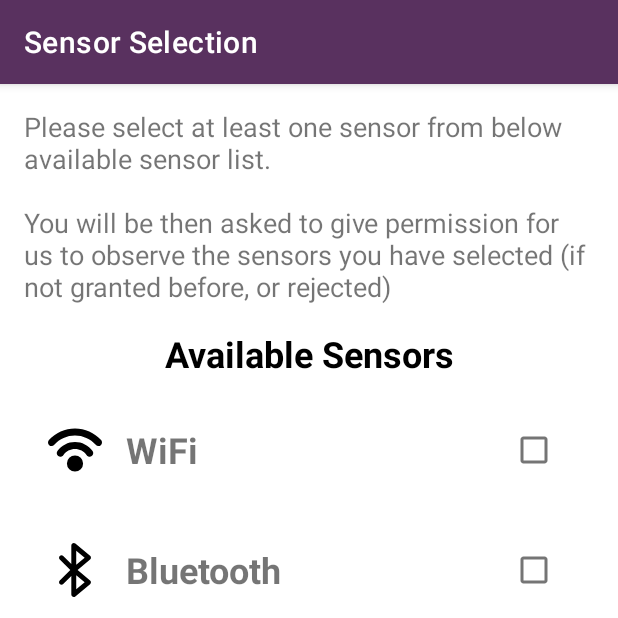
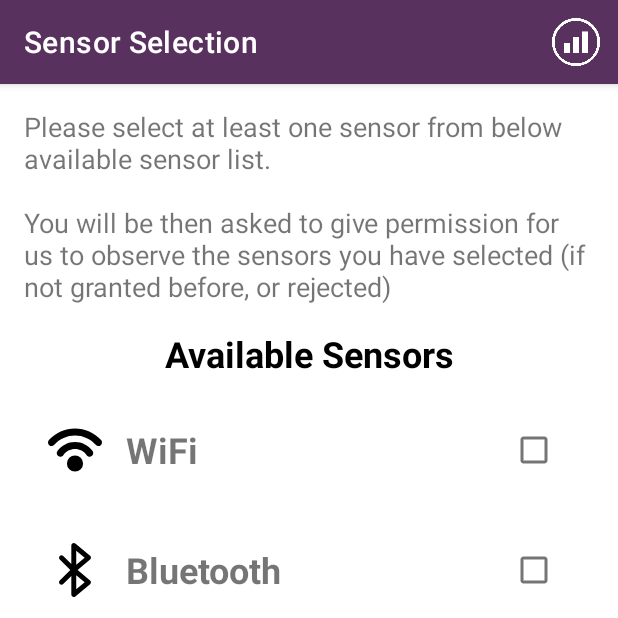
Before and after one commit to berkethetechnerd/ALPS-DeviceTracking, an Android app: the SensorSelectionActivity screen opened directly, with no data from a screen before it, on a phone screen of 412 x 824 dp, the top half of it. Run offline under Robolectric (Android 15) with nearby library versions, the phone set to English and light mode, and no system bars.

Commit message:
Adding report screen to sensor selection

```diff
--- a/DeviceTracking/app/src/main/java/com/alpsproject/devicetracking/DataCollectionActivity.kt
+++ b/DeviceTracking/app/src/main/java/com/alpsproject/devicetracking/DataCollectionActivity.kt
@@ -67,6 +67,8 @@ class DataCollectionActivity : BaseActivity() {
             SharedPreferencesManager.write(CONST.RUNNING_SENSOR_BLUETOOTH, false)
             SharedPreferencesManager.write(CONST.RUNNING_SENSOR_SCREEN_USAGE, false)
             btnStartStop.text = getString(R.string.data_collection_start)
+
+            finish()
         }
     }
 
--- a/DeviceTracking/app/src/main/java/com/alpsproject/devicetracking/SensorSelectionActivity.kt
+++ b/DeviceTracking/app/src/main/java/com/alpsproject/devicetracking/SensorSelectionActivity.kt
@@ -1,7 +1,11 @@
 package com.alpsproject.devicetracking
 
 import android.content.Intent
+import android.graphics.drawable.Drawable
 import android.os.Bundle
+import android.view.Menu
+import android.view.MenuInflater
+import android.view.MenuItem
 import android.widget.Button
 import android.widget.Toast
 import com.alpsproject.devicetracking.views.SensorView
@@ -58,4 +62,25 @@ class SensorSelectionActivity : BaseActivity() {
     private fun isAnySensorSelected() = sensorWifiView.isSensorSelected()
             || sensorBluetoothView.isSensorSelected()
             || sensorScreenUsageView.isSensorSelected()
+
+    override fun onCreateOptionsMenu(menu: Menu): Boolean {
+        val inflater: MenuInflater = menuInflater
+        inflater.inflate(R.menu.menu_report, menu)
+
+        // Just coloring the icon
+        val iconDrawable: Drawable = menu.findItem(R.id.menu_report_screen).icon
+        iconDrawable.mutate()
+        iconDrawable.setTint(getColor(R.color.white))
+
+        return true
+    }
+
+    override fun onOptionsItemSelected(item: MenuItem): Boolean {
+        if (item.itemId == R.id.menu_report_screen) {
+            startActivity(Intent(this, ReportScreenActivity::class.java))
+            return true
+        }
+
+        return false
+    }
 }
```
